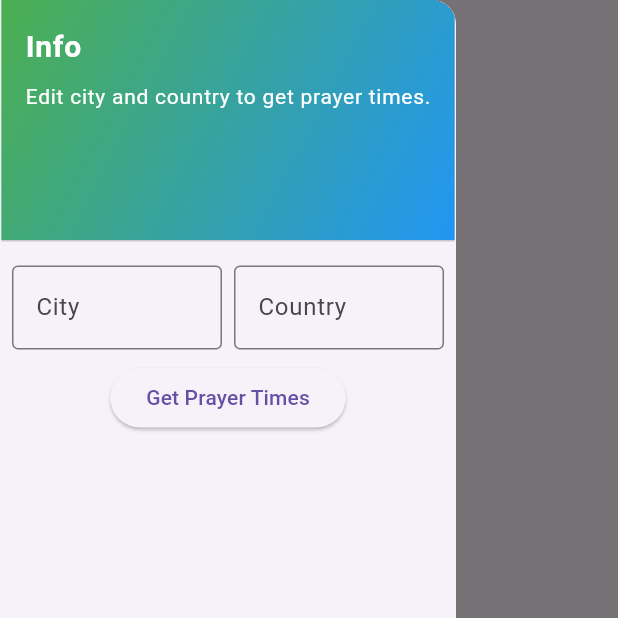
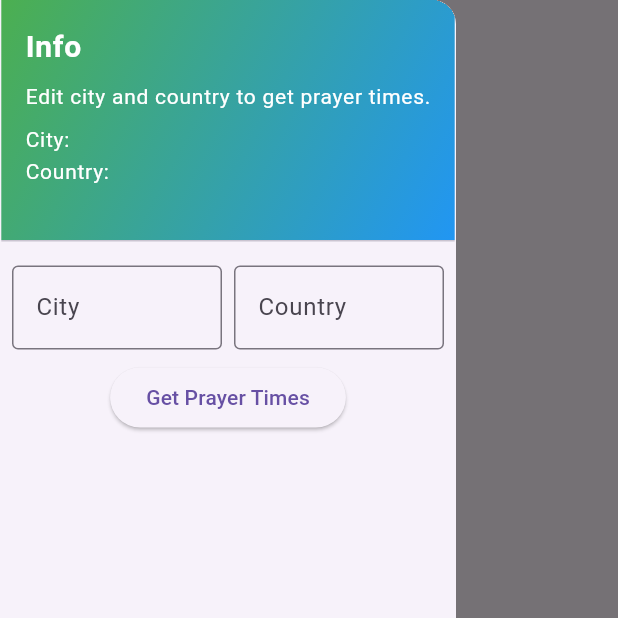
Before and after one commit to bakr286/islamic_app, a Flutter app: the PrayerTimes screen opened directly, in the side drawer, after a tap on "Get Prayer Times", on a phone screen of 412 x 824 dp, the top half of it. Run offline on Flutter 3.47's test engine with Material 3 defaults, Android fonts, the phone set to English and light mode, and no system bars; our stand-ins replace flutter_local_notifications, gradient_borders, sqflite, timezone; missing offline and left inert: quran_library; accounts and stored records are empty; network calls fail.

Commit message:
added scheduling notifications,added readme documentation

```diff
--- a/lib/helpers/prayer times/database.dart
+++ b/lib/helpers/prayer times/database.dart
@@ -35,8 +35,7 @@ class DatabaseHelper {
         prayer_name TEXT,
         prayer_time TEXT,
         hijri_day INTEGER,
-        hijri_month TEXT,
-        hijri_year INTEGER
+        hijri_month TEXT
       )
     ''');
   }
@@ -59,7 +58,6 @@ class DatabaseHelper {
           'prayer_time': entry.value.toString(),
           'hijri_day': hijriDate['day'],
           'hijri_month': hijriDate['month']['ar'],
-          'hijri_year': hijriDate['year'],
         },
         conflictAlgorithm: ConflictAlgorithm.replace,
       );
@@ -75,14 +73,23 @@ class DatabaseHelper {
     Map<String, dynamic> prayerTimes = {};
     Map<String, dynamic> hijriDate = {};
 
+    // Fetch hijri date separately
+    final List<Map<String, dynamic>> hijriMaps = await db.query(
+      'prayer_times',
+      columns: ['hijri_day', 'hijri_month'],
+      limit: 1,
+    );
+
+    if (hijriMaps.isNotEmpty) {
+      hijriDate['day'] = hijriMaps[0]['hijri_day'];
+      hijriDate['month'] = {'ar': hijriMaps[0]['hijri_month']};
+    }
+
     for (var map in maps) {
       prayerTimes[map['prayer_name']] = map['prayer_time'];
-      hijriDate['day'] = map['hijri_day'];
-      hijriDate['month'] = {'ar': map['hijri_month']};
-      hijriDate['year'] = map['hijri_year'];
     }
 
-    if (maps.isNotEmpty) {
+    if (hijriDate.isNotEmpty) {
       prayerTimes['hijriDate'] = hijriDate;
     }
 
--- a/lib/helpers/prayer times/times_provider.dart
+++ b/lib/helpers/prayer times/times_provider.dart
@@ -1,14 +1,17 @@
 import 'package:flutter/material.dart';
+import 'package:intl/intl.dart';
 import 'package:islamic_app/data/prayer_times_data.dart';
+import 'package:islamic_app/helpers/notifications/schedule_notifications.dart';
 import 'api_helper.dart';
 import 'database.dart';
 
 class PrayerTimesProvider extends ChangeNotifier {
   final PrayerTimesAPI _prayerTimesAPI = PrayerTimesAPI();
   final DatabaseHelper _databaseHelper = DatabaseHelper();
+  final NotificationService _notificationService = NotificationService();
   Map<String, dynamic> _prayerTimes = {};
-  String city = '';
-  String country = '';
+  String _city = '';
+  String _country = '';
   final _cityController = TextEditingController();
   final _countryController = TextEditingController();
   bool _isLoading = false;
@@ -20,10 +23,13 @@ class PrayerTimesProvider extends ChangeNotifier {
 
   Map<String, dynamic> get prayerTimes => _prayerTimes;
   bool get isLoading => _isLoading;
+  String get getCity => _city;
+  String get getCountry => _country;
   List<MapEntry<String, dynamic>> get loadedTimes => _loadedTimes;
   dynamic get hijriDate => _hijriDate;
 
   PrayerTimesProvider() {
+    _notificationService.initializeNotification();
     loadSavedPrayerTimes();
   }
 
@@ -37,8 +43,12 @@ class PrayerTimesProvider extends ChangeNotifier {
           .where((entry) => prayerNames.containsKey(entry.key))
           .toList();
       _hijriDate = _prayerTimes['hijriDate'];
+      _city = _prayerTimes['city'] ?? '';
+      _country = _prayerTimes['country'] ?? '';
+      _cityController.text = _city;
+      _countryController.text = _country;
     } catch (e) {
-      // Handle error, maybe show a snackbar here if needed.
+      SnackBar(content: Text('Error loading saved prayer times'));
     } finally {
       _isLoading = false;
       notifyListeners();
@@ -49,21 +59,29 @@ class PrayerTimesProvider extends ChangeNotifier {
     _isLoading = true;
     notifyListeners();
 
-    city = _cityController.text;
-    country = _countryController.text;
+    _city = _cityController.text;
+    _country = _countryController.text;
 
     try {
-      _prayerTimes = await _prayerTimesAPI.fetchPrayerTimes(
-        city: city,
-        country: country,
+      // Fetch the full API response.
+      final response = await _prayerTimesAPI.fetchPrayerTimes(
+        city: _city,
+        country: _country,
       );
-      await _databaseHelper.insertPrayerTimes(city, country, _prayerTimes);
+      // Extract only the 'timings' map so that each prayer time is a String.
+      _prayerTimes = response['timings'] as Map<String, dynamic>;
+      // Also extract hijriDate if needed.
+      _hijriDate = response['hijriDate'];
+
+      // Save data to the database if that’s part of your flow.
+      await _databaseHelper.insertPrayerTimes(_city, _country, response);
 
       _loadedTimes = _prayerTimes.entries
           .where((entry) => prayerNames.containsKey(entry.key))
           .toList();
 
-      _hijriDate = _prayerTimes['hijriDate'];
+      // Schedule notifications with the correctly typed prayer times.
+      _scheduleNotifications(context);
     } catch (e) {
       ScaffoldMessenger.of(context).showSnackBar(
         SnackBar(content: Text('Error loading prayer times: $e')),
@@ -73,4 +91,41 @@ class PrayerTimesProvider extends ChangeNotifier {
       notifyListeners();
     }
   }
+
+  Future<void> _scheduleNotifications(BuildContext context) async {
+    // Cancel existing notifications
+    await _notificationService.cancelAllNotifications();
+
+    // Schedule new notifications
+    int id = 0; // Use a unique ID for each notification
+    _prayerTimes.forEach((prayerName, prayerTime) {
+      if (prayerNames.containsKey(prayerName) && prayerName != 'Sunrise' && prayerName != 'Sunset' && prayerName != 'Imsak') {
+        try {
+          final now = DateTime.now();
+          final timeFormat = DateFormat("HH:mm");
+          final prayerDateTime = timeFormat.parse(prayerTime);
+          final scheduledDateTime = DateTime(
+            now.year,
+            now.month,
+            now.day,
+            prayerDateTime.hour,
+            prayerDateTime.minute,
+          );
+
+          if (scheduledDateTime.isAfter(now)) {
+            _notificationService.schedulePrayerNotification(
+              prayerTime: scheduledDateTime,
+              prayerName: prayerName,
+              id: id++,
+            );
+            print('Notification scheduled for $prayerName at ${timeFormat.format(scheduledDateTime)}'); // Add this line
+          }
+        } catch (e) {
+          ScaffoldMessenger.of(context).showSnackBar(
+            SnackBar(content: Text('Error scheduling notification for $prayerName: $e')),
+          );
+        }
+      }
+    });
+  }
 }
--- a/lib/screens/main_screen.dart
+++ b/lib/screens/main_screen.dart
@@ -13,8 +13,8 @@ class HomeScreen extends StatefulWidget {
 class _HomeScreenState extends State<HomeScreen> {
   int _selectedIndex = 0;
   static final List<Widget> _screens = <Widget>[
+    PrayerTimes(),
     QuranPage(),
-    PrayerTimes(),
     AzkarScreen()
   ];
 
@@ -33,9 +33,9 @@ class _HomeScreenState extends State<HomeScreen> {
         bottomNavigationBar: BottomNavigationBar(
           items: const <BottomNavigationBarItem>[
             BottomNavigationBarItem(
+                icon: Icon(Icons.timelapse), label: 'Prayer times'),
+            BottomNavigationBarItem(
                 icon: Icon(Icons.book_rounded), label: 'Quran'),
-            BottomNavigationBarItem(
-                icon: Icon(Icons.timelapse), label: 'Prayer times'),
 
             BottomNavigationBarItem(
                 icon: Icon(Icons.menu_book), label: 'Azkar'),
--- a/lib/screens/prayer_times.dart
+++ b/lib/screens/prayer_times.dart
@@ -1,17 +1,16 @@
 import 'package:flutter/material.dart';
-import 'package:islamic_app/widgets/prayer_time_widget.dart';
 import 'package:provider/provider.dart';
+
 import '../helpers/prayer times/times_provider.dart';
+import '../models/prayer_time_widget.dart';
 
 class PrayerTimes extends StatelessWidget {
-  const PrayerTimes({super.key});
+  const PrayerTimes({Key? key}) : super(key: key);
 
   @override
   Widget build(BuildContext context) {
-    return ChangeNotifierProvider(
-      create: (context) => PrayerTimesProvider(),
-      child: Consumer<PrayerTimesProvider>(
-        builder: (context, provider, child) {
+    final provider = Provider.of<PrayerTimesProvider>(context);
+
     return Scaffold(
       drawer: Drawer(
         child: Column(
@@ -20,66 +19,57 @@ class PrayerTimes extends StatelessWidget {
               decoration: BoxDecoration(
                 gradient: LinearGradient(
                   colors: [Theme.of(context).primaryColor, Colors.blue],
-
                   begin: Alignment.topLeft,
-
                   end: Alignment.bottomRight,
                 ),
               ),
-
               child: Column(
                 crossAxisAlignment: CrossAxisAlignment.start,
-
                 children: [
                   const Text(
                     'Info',
-
                     style: TextStyle(
                       color: Colors.white,
-
                       fontSize: 20,
-
                       fontWeight: FontWeight.bold,
                     ),
                   ),
-
                   const SizedBox(height: 8),
-
                   const Text(
                     'Edit city and country to get prayer times.',
-
                     style: TextStyle(color: Colors.white, fontSize: 14),
+                  ),
+                  const SizedBox(height: 8),
+                  Text(
+                    'City: ${provider.getCity}', // Display selected city
+                    style: const TextStyle(color: Colors.white, fontSize: 14),
+                  ),
+                  Text(
+                    'Country: ${provider.getCountry}', // Display selected country
+                    style: const TextStyle(color: Colors.white, fontSize: 14),
                   ),
                 ],
               ),
             ),
-
             Padding(
               padding: const EdgeInsets.all(8.0),
-
               child: Row(
                 children: [
                   Expanded(
                     child: TextField(
                       controller: provider.cityController,
-
                       decoration: const InputDecoration(
                         labelText: 'City',
-
                         border: OutlineInputBorder(),
                       ),
                     ),
                   ),
-
                   const SizedBox(width: 8.0),
-
                   Expanded(
                     child: TextField(
                       controller: provider.countryController,
-
                       decoration: const InputDecoration(
                         labelText: 'Country',
-
                         border: OutlineInputBorder(),
                       ),
                     ),
@@ -87,37 +77,29 @@ class PrayerTimes extends StatelessWidget {
                 ],
               ),
             ),
-
             ElevatedButton(
               onPressed: () async {
-                      await provider.getPrayerTimes(context).then((_) {
-
-    provider.loadSavedPrayerTimes();
-                      });
+                await provider.getPrayerTimes(context);
               },
-
               child: const Text('Get Prayer Times'),
             ),
           ],
         ),
       ),
-
       appBar: AppBar(
         title: const Text('Prayer Times'),
-
         centerTitle: true,
-
+        elevation: 0,
         actions: [
           if (provider.hijriDate != null)
             Padding(
               padding: const EdgeInsets.all(8.0),
-
               child: Text(
                 '${provider.hijriDate['day']} ${provider.hijriDate['month']['ar']}',
+                textDirection: TextDirection.rtl,
+                style: const TextStyle(
 
-                      style: TextStyle(
                   fontSize: 16,
-
                   fontWeight: FontWeight.bold,
                 ),
               ),
@@ -126,36 +108,22 @@ class PrayerTimes extends StatelessWidget {
       ),
       body: Padding(
         padding: const EdgeInsets.all(16.0),
-              child: Column(
-                children: [
-                  Expanded(
-                    child:
-                        provider.isLoading
+        child: provider.isLoading
             ? const Center(child: CircularProgressIndicator())
             : provider.prayerTimes.isEmpty
-                            ? const Center(
-                              child: Text('Enter city and country'),
-                            )
+                ? const Center(child: Text('Enter city and country'))
                 : ListView.builder(
                     itemCount: provider.loadedTimes.length,
                     itemBuilder: (context, index) {
-                                String prayerName =
-                                    provider.loadedTimes[index].key;
-                                dynamic prayerTime =
-                                    provider.loadedTimes[index].value;
+                      final prayerName = provider.loadedTimes[index].key;
+                      final prayerTime = provider.loadedTimes[index].value;
                       return PrayerTime(
                         prayerName: prayerName,
-                                  prayerTime: prayerTime,
+                        prayerTime: prayerTime.toString(),
                       );
                     },
                   ),
       ),
-                ],
-              ),
-            ),
-          );
-        },
-      ),
     );
   }
 }
--- a/lib/screens/quran.dart
+++ b/lib/screens/quran.dart
@@ -19,7 +19,6 @@ class _QuranPageState extends State<QuranPage> {
   Widget build(BuildContext context) {
     return QuranLibraryScreen(
       isDark: Theme.of(context).brightness == Brightness.dark,
-      showAyahBookmarkedIcon: true,
-      ayahIconColor: Color(0xffcdad80),);
+      showAyahBookmarkedIcon: true,);
   }
 }
```
Also changed, not shown: lib/helpers/notifications/schedule_notifications.dart (added, +80 -0 lines), lib/main.dart (+11 -5 lines), lib/screens/azkar.dart (+7 -4 lines), pubspec.yaml (+7 -0 lines), icon.png (added), lib/models/prayer_time_widget.dart (renamed from lib/widgets/prayer_time_widget.dart), pubspec.lock, 17 other files. Lines whose indentation alone changed are shown as unchanged.
